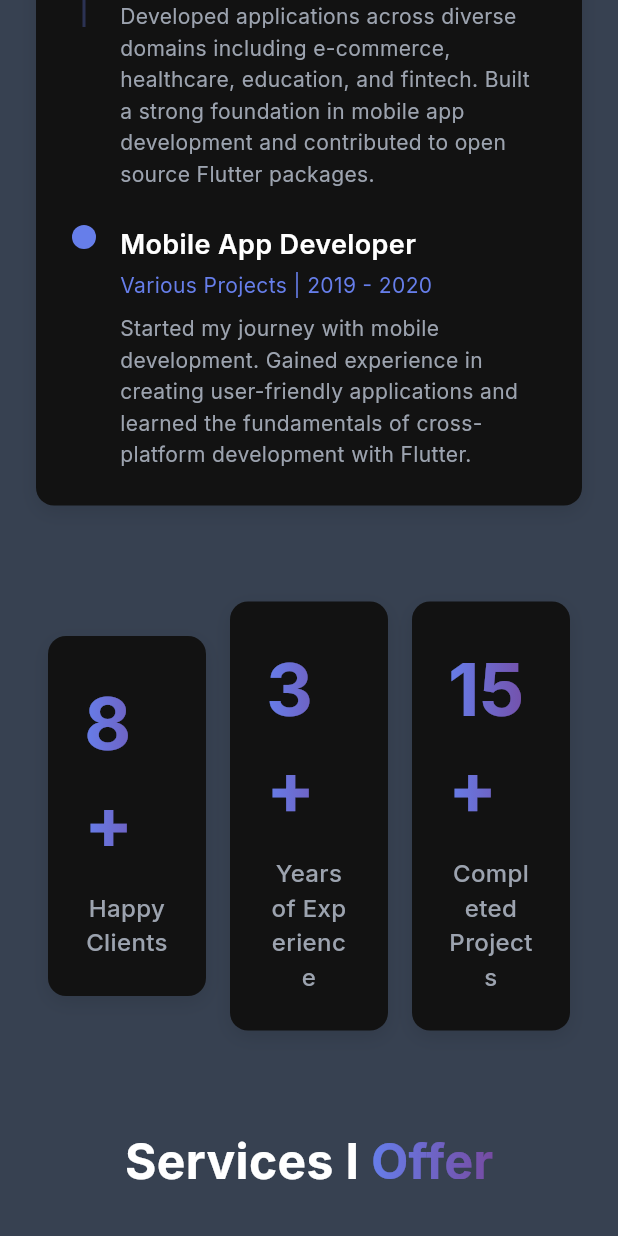
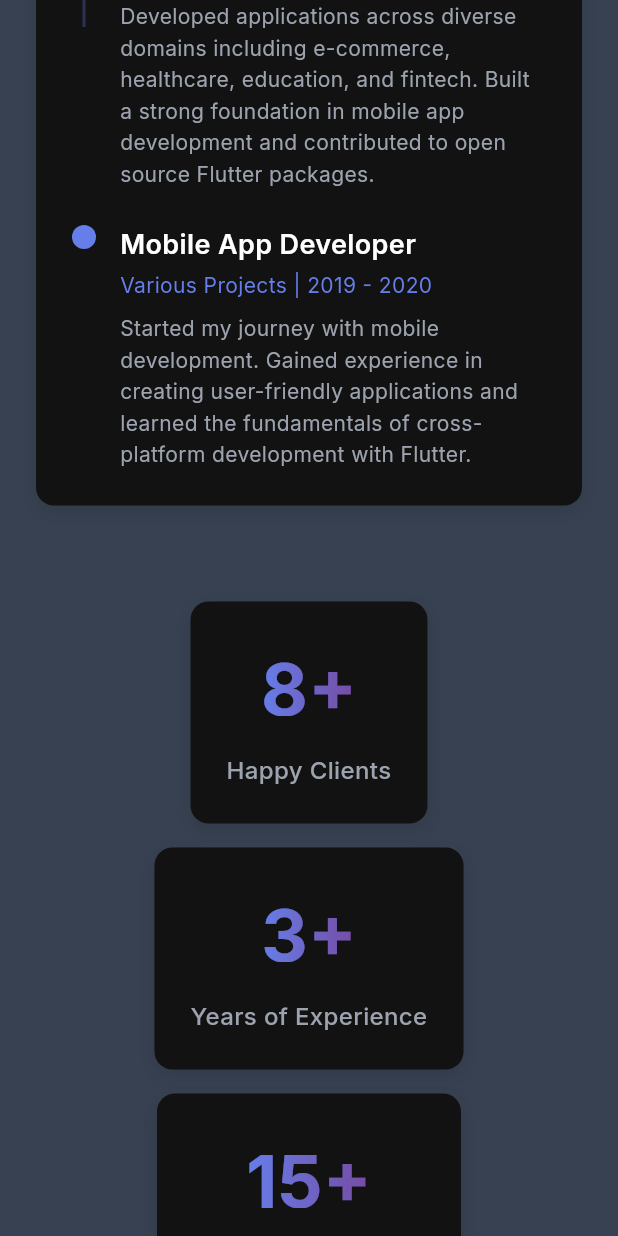
Before and after one commit to ryanmviajedor/flutter_portfolio, a Flutter app: the screen it shows after launch, scrolled down 2304 dp, on a phone screen of 412 x 824 dp. Run offline on Flutter 3.47's test engine with Material 3 defaults, Android fonts, the light colour scheme and no system bars; our stand-ins replace google_fonts.

Commit message:
fix: Improve mobile responsiveness in About section
- Fix stats section: Use Column layout on mobile instead of Row to prevent text overflow
- Extract stat card into separate method for better code organization
- Fix services grid: Use LayoutBuilder for responsive design
- Adjust childAspectRatio: 0.8 for desktop, 1.0 for mobile
- Responsive padding: 24px desktop, 16px mobile
- Responsive icon sizes: 48px desktop, 36px mobile
- Responsive font sizes: Smaller text on mobile
- Add Flexible widget to prevent text overflow
- Limit description lines on mobile with ellipsis
- Better mobile UX with proper touch targets and readable text

```diff
--- a/lib/src/widgets/about_section.dart
+++ b/lib/src/widgets/about_section.dart
@@ -226,7 +226,8 @@ class _AboutSectionState extends State<AboutSection>
           borderRadius: BorderRadius.circular(12),
           boxShadow: [
             BoxShadow(
-              color: Colors.black.withValues(alpha: _isLeftCardHovered ? 0.2 : 0.1),
+              color: Colors.black
+                  .withValues(alpha: _isLeftCardHovered ? 0.2 : 0.1),
               blurRadius: _isLeftCardHovered ? 20 : 10,
               offset: Offset(0, _isLeftCardHovered ? 8 : 4),
             ),
@@ -356,7 +357,8 @@ class _AboutSectionState extends State<AboutSection>
           borderRadius: BorderRadius.circular(12),
           boxShadow: [
             BoxShadow(
-              color: Colors.black.withValues(alpha: _isRightCardHovered ? 0.2 : 0.1),
+              color: Colors.black
+                  .withValues(alpha: _isRightCardHovered ? 0.2 : 0.1),
               blurRadius: _isRightCardHovered ? 20 : 10,
               offset: Offset(0, _isRightCardHovered ? 8 : 4),
             ),
@@ -451,13 +453,38 @@ class _AboutSectionState extends State<AboutSection>
   }
 
   Widget _buildStatsSection() {
+    final width = MediaQuery.of(context).size.width;
+    final isWide = width > 768;
+
+    if (isWide) {
+      // Desktop: Row layout
       return Row(
         mainAxisAlignment: MainAxisAlignment.spaceEvenly,
         children: _stats.asMap().entries.map((entry) {
           final index = entry.key;
           final stat = entry.value;
           return Expanded(
-          child: MouseRegion(
+            child: _buildStatCard(index, stat),
+          );
+        }).toList(),
+      );
+    } else {
+      // Mobile: Column layout
+      return Column(
+        children: _stats.asMap().entries.map((entry) {
+          final index = entry.key;
+          final stat = entry.value;
+          return Container(
+            margin: const EdgeInsets.only(bottom: 16),
+            child: _buildStatCard(index, stat),
+          );
+        }).toList(),
+      );
+    }
+  }
+
+  Widget _buildStatCard(int index, Map<String, String> stat) {
+    return MouseRegion(
       onEnter: (_) => setState(() => _isStatCardHovered[index] = true),
       onExit: (_) => setState(() => _isStatCardHovered[index] = false),
       child: AnimatedContainer(
@@ -472,8 +499,8 @@ class _AboutSectionState extends State<AboutSection>
           borderRadius: BorderRadius.circular(12),
           boxShadow: [
             BoxShadow(
-                    color: Colors.black.withValues(alpha:
-                      _isStatCardHovered[index] ? 0.2 : 0.1,
+              color: Colors.black.withValues(
+                alpha: _isStatCardHovered[index] ? 0.2 : 0.1,
               ),
               blurRadius: _isStatCardHovered[index] ? 20 : 10,
               offset: Offset(0, _isStatCardHovered[index] ? 8 : 4),
@@ -502,9 +529,6 @@ class _AboutSectionState extends State<AboutSection>
           ],
         ),
       ),
-          ),
-        );
-      }).toList(),
     );
   }
 
@@ -532,14 +556,21 @@ class _AboutSectionState extends State<AboutSection>
         const SizedBox(height: 32),
 
         // Services grid
-        GridView.builder(
+        LayoutBuilder(
+          builder: (context, constraints) {
+            final width = constraints.maxWidth;
+            final isWide = width > 768;
+            final crossAxisCount = isWide ? 4 : 2;
+            final childAspectRatio = isWide ? 0.8 : 1.0;
+
+            return GridView.builder(
               shrinkWrap: true,
               physics: const NeverScrollableScrollPhysics(),
               gridDelegate: SliverGridDelegateWithFixedCrossAxisCount(
-            crossAxisCount: MediaQuery.of(context).size.width > 768 ? 4 : 2,
+                crossAxisCount: crossAxisCount,
                 crossAxisSpacing: 16,
                 mainAxisSpacing: 16,
-            childAspectRatio: 0.8,
+                childAspectRatio: childAspectRatio,
               ),
               itemCount: _services.length,
               itemBuilder: (context, index) {
@@ -551,7 +582,7 @@ class _AboutSectionState extends State<AboutSection>
                       setState(() => _isServiceCardHovered[index] = false),
                   child: AnimatedContainer(
                     duration: const Duration(milliseconds: 300),
-                padding: const EdgeInsets.all(24),
+                    padding: EdgeInsets.all(isWide ? 24 : 16),
                     transform: _isServiceCardHovered[index]
                         ? Matrix4.translationValues(0, -8, 0)
                         : Matrix4.identity(),
@@ -560,41 +591,52 @@ class _AboutSectionState extends State<AboutSection>
                       borderRadius: BorderRadius.circular(12),
                       boxShadow: [
                         BoxShadow(
-                      color: Colors.black.withValues(alpha:
-                        _isServiceCardHovered[index] ? 0.2 : 0.1,
+                          color: Colors.black.withValues(
+                            alpha: _isServiceCardHovered[index] ? 0.2 : 0.1,
                           ),
                           blurRadius: _isServiceCardHovered[index] ? 20 : 10,
-                      offset: Offset(0, _isServiceCardHovered[index] ? 8 : 4),
+                          offset:
+                              Offset(0, _isServiceCardHovered[index] ? 8 : 4),
                         ),
                       ],
                     ),
                     child: Column(
                       mainAxisAlignment: MainAxisAlignment.center,
                       children: [
-                    Icon(service['icon'], color: AppColors.primary, size: 48),
-                    const SizedBox(height: 16),
+                        Icon(
+                          service['icon'],
+                          color: AppColors.primary,
+                          size: isWide ? 48 : 36,
+                        ),
+                        SizedBox(height: isWide ? 16 : 12),
                         Text(
                           service['title'],
-                      style: const TextStyle(
-                        fontSize: 18,
+                          style: TextStyle(
+                            fontSize: isWide ? 18 : 16,
                             fontWeight: FontWeight.bold,
                             color: AppColors.foreground,
                           ),
                           textAlign: TextAlign.center,
                         ),
-                    const SizedBox(height: 8),
-                    Text(
+                        SizedBox(height: isWide ? 8 : 6),
+                        Flexible(
+                          child: Text(
                             service['description'],
-                      style: const TextStyle(
-                        fontSize: 14,
+                            style: TextStyle(
+                              fontSize: isWide ? 14 : 12,
                               color: AppColors.mutedForeground,
                               height: 1.4,
                             ),
                             textAlign: TextAlign.center,
+                            maxLines: isWide ? null : 4,
+                            overflow: isWide ? null : TextOverflow.ellipsis,
+                          ),
                         ),
                       ],
                     ),
                   ),
+                );
+              },
             );
           },
         ),
```
Lines whose indentation alone changed are shown as unchanged.
